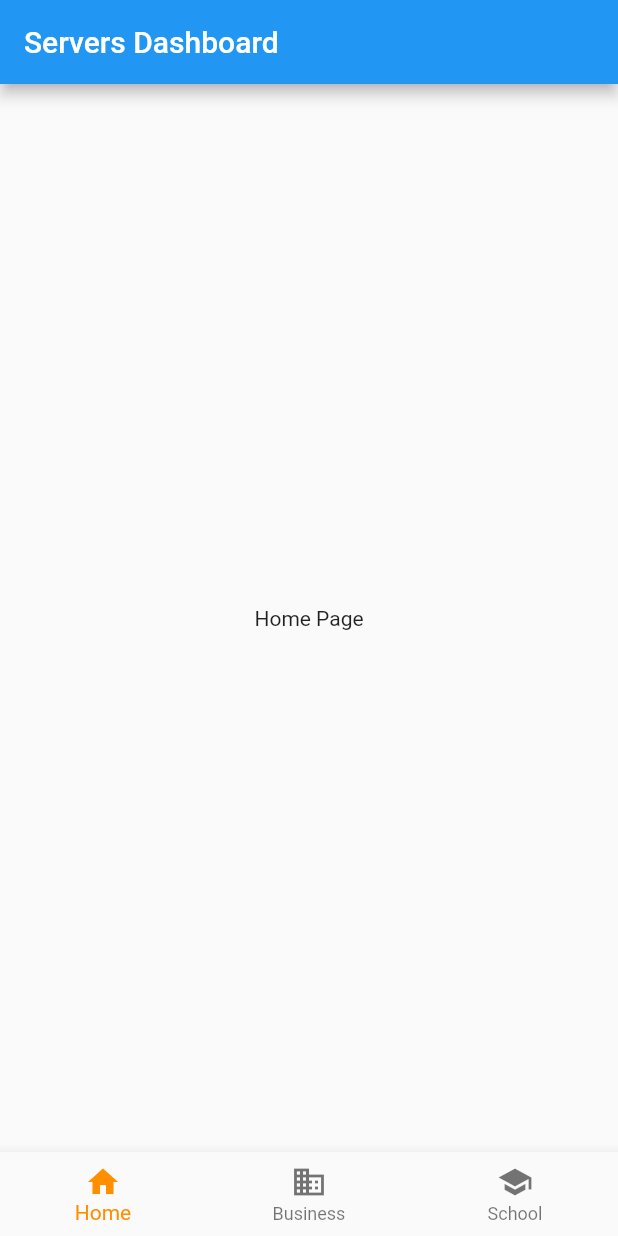
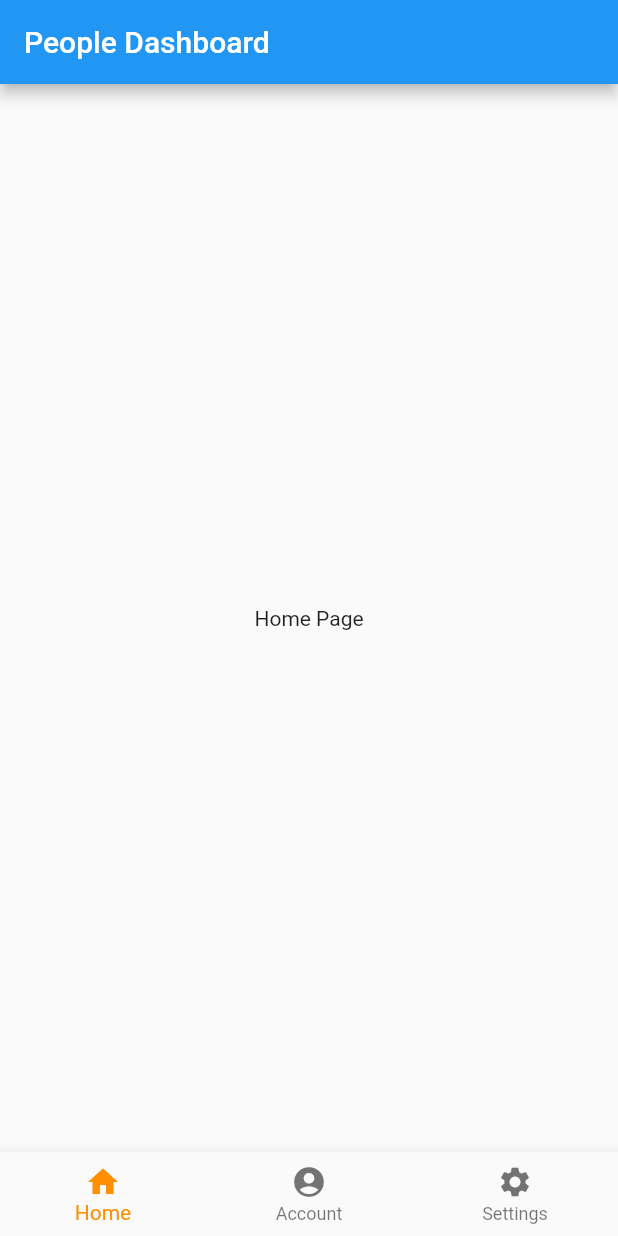
Before and after one commit to cookiedabaker/Coffee, a Flutter app: the screen it shows after launch, on a phone screen of 412 x 824 dp. Run offline on Flutter 3.47's test engine with Material 2 defaults, Android fonts, the phone set to English and light mode, and no system bars.

Commit message:
changed terms

```diff
--- a/lib/main.dart
+++ b/lib/main.dart
@@ -20,7 +20,7 @@ class MyApp extends StatelessWidget {
       initialRoute: '/',
       // Routes for the app
       routes: {
-        '/': (context) => MyHomePage(title: 'Servers Dashboard'),
+        '/': (context) => MyHomePage(title: 'People Dashboard'),
         '/account': (context) => AccountPage(),
         '/settings': (context) => Settings(),
         '/about': (context) => AboutPage(),
--- a/lib/widgets/bottomnav.dart
+++ b/lib/widgets/bottomnav.dart
@@ -22,8 +22,7 @@ class _SharedBottomNavState extends State<SharedBottomNav> {
     ),
     Text(
       'Index 1: Business',
-      style: optionStyle,
-    ),
+      style: optionStyle,   ),
     Text(
       'Index 2: School',
       style: optionStyle,
@@ -45,12 +44,12 @@ class _SharedBottomNavState extends State<SharedBottomNav> {
           title: Text('Home'),
         ),
         BottomNavigationBarItem(
-          icon: Icon(Icons.business),
-          title: Text('Business'),
+          icon: Icon(Icons.account_circle),
+          title: Text('Account'),
         ),
         BottomNavigationBarItem(
-          icon: Icon(Icons.school),
-          title: Text('School'),
+          icon: Icon(Icons.settings),
+          title: Text('Settings'),
         ),
       ],
       currentIndex: _selectedIndex,
```
